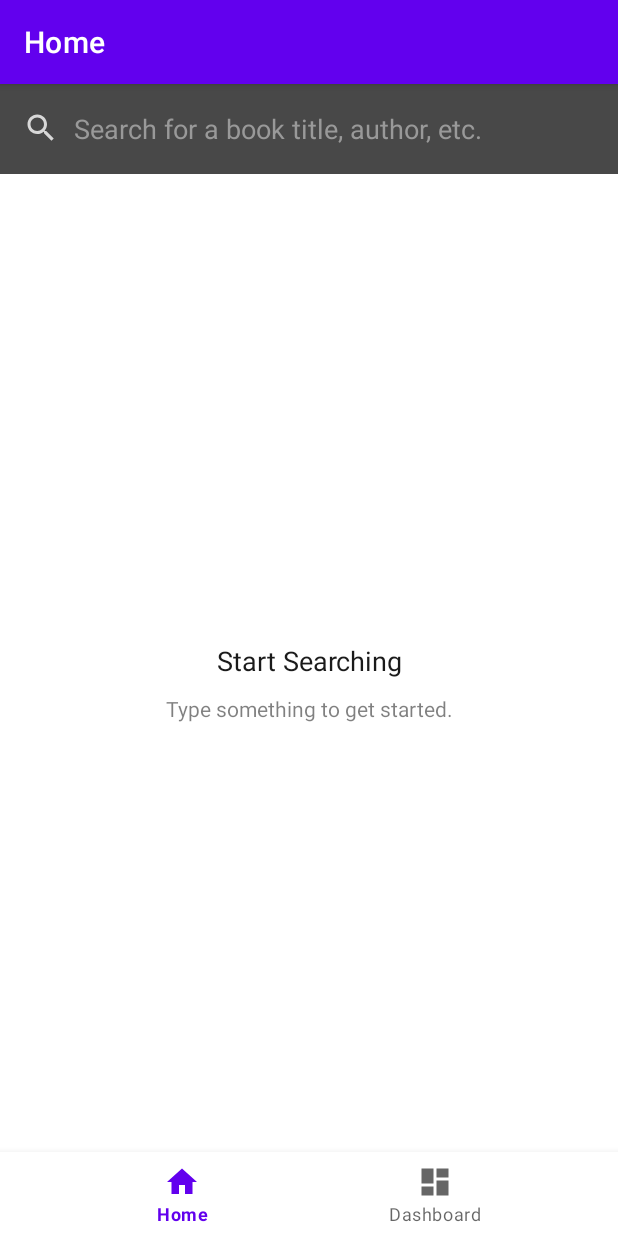
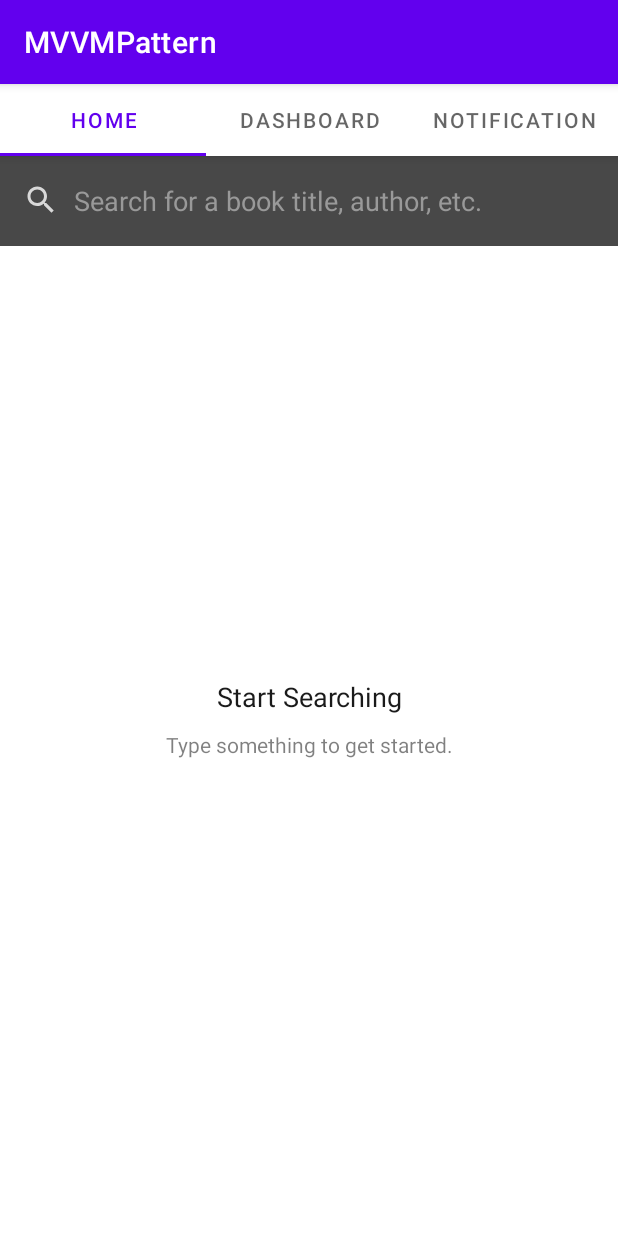
Before and after one commit to Babulalkumar/RoomdataBase, an Android app: the screen it shows after launch (MainActivity), on a phone screen of 412 x 824 dp. Run offline under Robolectric (Android 15) with nearby library versions, the phone set to English and light mode, and no system bars; our stand-ins replace Room's generated code, Shimmer, data binding, navigation-ui; pictures from the network do not load; 1 statement that could not run was skipped.

Commit message:
some chages

```diff
--- a/app/build.gradle
+++ b/app/build.gradle
@@ -69,4 +69,8 @@ dependencies {
 
     implementation 'com.github.siyamed:android-shape-imageview:0.9.+@aar'
     implementation 'com.github.bumptech.glide:glide:4.12.0'
+
+    implementation 'io.supercharge:shimmerlayout:2.1.0'
+
+
 }
--- a/app/src/main/java/com/example/mvvmpattern/MainActivity.java
+++ b/app/src/main/java/com/example/mvvmpattern/MainActivity.java
@@ -2,7 +2,11 @@ package com.example.mvvmpattern;
 
 import android.os.Bundle;
 
+import com.example.mvvmpattern.adpter.ViewPagerAdpter;
 import com.example.mvvmpattern.database.BooksDataBase;
+import com.example.mvvmpattern.ui.dashboard.DashboardFragment;
+import com.example.mvvmpattern.ui.home.HomeFragment;
+import com.example.mvvmpattern.ui.notifications.NotificationsFragment;
 import com.google.android.material.bottomnavigation.BottomNavigationView;
 
 import androidx.appcompat.app.AppCompatActivity;
@@ -23,15 +27,32 @@ public class MainActivity extends AppCompatActivity {
 
         binding = ActivityMainBinding.inflate (getLayoutInflater ());
         setContentView (binding.getRoot ());
-        BottomNavigationView navView = findViewById (R.id.nav_view);
+        //   BottomNavigationView navView = findViewById (R.id.nav_view);
         // Passing each menu ID as a set of Ids because each
         // menu should be considered as top level destinations.
-        AppBarConfiguration appBarConfiguration = new AppBarConfiguration.Builder (
+        /*AppBarConfiguration appBarConfiguration = new AppBarConfiguration.Builder (
                 R.id.navigation_home, R.id.navigation_dashboard)
                 .build ();
         NavController navController = Navigation.findNavController (this, R.id.nav_host_fragment_activity_main);
         NavigationUI.setupActionBarWithNavController (this, navController, appBarConfiguration);
-        NavigationUI.setupWithNavController (binding.navView, navController);
+        NavigationUI.setupWithNavController (binding.navView, navController);*/
+
+
+        // setting up the adapter
+        ViewPagerAdpter viewPagerAdapter = new ViewPagerAdpter (getSupportFragmentManager ());
+
+        // add the fragments
+        viewPagerAdapter.Add (new HomeFragment (), "Home");
+        viewPagerAdapter.Add (new DashboardFragment (), "DashBoard");
+        viewPagerAdapter.Add (new NotificationsFragment (), "Notification");
+
+        // Set the adapter
+        binding.viewpager.setAdapter (viewPagerAdapter);
+
+        // The Page (fragment) titles will be displayed in the
+        // tabLayout hence we need to  set the page viewer
+        // we use the setupWithViewPager().
+        binding.tabLayout.setupWithViewPager (binding.viewpager);
     }
 
 }
--- /dev/null
+++ b/app/src/main/java/com/example/mvvmpattern/adpter/ViewPagerAdpter.java
@@ -0,0 +1,41 @@
+package com.example.mvvmpattern.adpter;
+
+import androidx.annotation.NonNull;
+import androidx.annotation.Nullable;
+import androidx.fragment.app.Fragment;
+import androidx.fragment.app.FragmentManager;
+import androidx.fragment.app.FragmentPagerAdapter;
+
+import java.util.ArrayList;
+import java.util.List;
+
+public class ViewPagerAdpter extends FragmentPagerAdapter {
+
+    private final List<Fragment> fragmentList=new ArrayList<> ();
+    private final List<String>titleList=new ArrayList<> ();
+    public ViewPagerAdpter(@NonNull FragmentManager fm) {
+        super (fm);
+    }
+
+    public void Add(Fragment fragment,String title){
+        fragmentList.add (fragment);
+        titleList.add (title);
+    }
+
+    @NonNull
+    @Override
+    public Fragment getItem(int position) {
+        return fragmentList.get (position);
+    }
+
+    @Override
+    public int getCount() {
+        return fragmentList.size ();
+    }
+
+    @Nullable
+    @Override
+    public CharSequence getPageTitle(int position) {
+        return titleList.get (position);
+    }
+}
--- a/app/src/main/java/com/example/mvvmpattern/dao/BooksDao.java
+++ b/app/src/main/java/com/example/mvvmpattern/dao/BooksDao.java
@@ -21,4 +21,5 @@ public interface BooksDao {
     @Query("DELETE FROM books WHERE id = :Id")
     void deleteAll(String Id);
 
+
 }
--- a/app/src/main/java/com/example/mvvmpattern/model/Item.java
+++ b/app/src/main/java/com/example/mvvmpattern/model/Item.java
@@ -16,7 +16,6 @@ import com.google.gson.annotations.SerializedName;
 
 @Entity(tableName = "books")
 public class Item {
-
     @SerializedName("kind")
     @Expose
     private String kind;
--- a/app/src/main/java/com/example/mvvmpattern/repository/Repository.java
+++ b/app/src/main/java/com/example/mvvmpattern/repository/Repository.java
@@ -37,6 +37,7 @@ public class Repository {
 
             @Override
             public void onFailure(@NonNull Call<Books> call, @NonNull Throwable t) {
+                //This method must be called from the main thread. If you need set a value from a background thread, you can use postValue(Object)
                 listOfBooks.postValue (null);
             }
         });
--- a/app/src/main/java/com/example/mvvmpattern/ui/dashboard/DashboardFragment.java
+++ b/app/src/main/java/com/example/mvvmpattern/ui/dashboard/DashboardFragment.java
@@ -1,5 +1,7 @@
 package com.example.mvvmpattern.ui.dashboard;
 
+import android.content.Context;
+import android.content.res.Resources;
 import android.graphics.Bitmap;
 import android.graphics.BitmapFactory;
 import android.graphics.Canvas;
@@ -8,8 +10,7 @@ import android.graphics.Paint;
 import android.graphics.RectF;
 import android.os.AsyncTask;
 import android.os.Bundle;
-import android.os.Handler;
-import android.os.Message;
+import android.util.DisplayMetrics;
 import android.util.Log;
 import android.view.LayoutInflater;
 import android.view.View;
@@ -21,7 +22,6 @@ import androidx.fragment.app.Fragment;
 import androidx.lifecycle.ViewModelProvider;
 import androidx.recyclerview.widget.ItemTouchHelper;
 import androidx.recyclerview.widget.RecyclerView;
-import androidx.room.Room;
 
 import com.example.mvvmpattern.R;
 import com.example.mvvmpattern.adpter.BooksListAdapter;
@@ -45,16 +45,23 @@ public class DashboardFragment extends Fragment {
     List<Item> arrayList = new ArrayList<> ();
     private Paint p = new Paint ();
     BooksFavViewModel posatCodeViewModel;
+    public LayoutInflater inflater;
 
     public View onCreateView(@NonNull LayoutInflater inflater,
                              ViewGroup container, Bundle savedInstanceState) {
         binding = FragmentDashboardBinding.inflate (inflater, container, false);
         View root = binding.getRoot ();
         repository = new FavRepository (getActivity ().getApplication ());
+        animateReplaceSkeleton (true, binding.recyclerView);
         List<Item> getCats = new ArrayList<> ();
         BooksDataBase database = BooksDataBase.getInstance (getActivity ().getApplication ());
         postCodeDao = database.postCodeDao ();
         posatCodeViewModel = new ViewModelProvider (this).get (BooksFavViewModel.class);
+
+      /*  skeletonLayout = rootView.findViewById(R.id.skeletonLayout);
+        shimmer = rootView.findViewById(R.id.shimmerSkeleton);*/
+        this.inflater = (LayoutInflater) getActivity ()
+                .getSystemService (Context.LAYOUT_INFLATER_SERVICE);
 
         catAdapter = new BooksListAdapter (getActivity (), getCats, new BooksListAdapter.click () {
             @Override
@@ -69,6 +76,7 @@ public class DashboardFragment extends Fragment {
             for (int a = 0; a < postCodeModels.size (); a++) {
                 Item item = postCodeModels.get (a);
                 arrayList.add (item);
+                animateReplaceSkeleton (false, binding.recyclerView);
             }
             binding.setDataset (catAdapter);
             Log.d ("TAG", String.valueOf (postCodeModels));
@@ -81,6 +89,57 @@ public class DashboardFragment extends Fragment {
     public void onDestroyView() {
         super.onDestroyView ();
         binding = null;
+    }
+
+    public int getSkeletonRowCount(Context context) {
+        int pxHeight = getDeviceHeight (context);
+        int skeletonRowHeight = (int) getResources ()
+                .getDimension (R.dimen.row_layout_height); //converts to pixel
+        return (int) Math.ceil (pxHeight / skeletonRowHeight);
+    }
+
+    public int getDeviceHeight(Context context) {
+        Resources resources = context.getResources ();
+        DisplayMetrics metrics = resources.getDisplayMetrics ();
+        return metrics.heightPixels;
+    }
+
+    public void showSkeleton(boolean show) {
+        if (show) {
+            binding.abc.shimmerSkeleton.setVisibility (View.VISIBLE);
+            binding.recyclerView.setVisibility (View.GONE);
+            binding.abc.shimmerSkeleton.removeAllViews ();
+
+            int skeletonRows = getSkeletonRowCount (getActivity ());
+            for (int i = 0; i <= skeletonRows; i++) {
+                ViewGroup rowLayout = (ViewGroup) inflater
+                        .inflate (R.layout.skeleton_row_layout, null);
+                binding.abc.skeletonLayout.addView (rowLayout);
+            }
+            binding.abc.shimmerSkeleton.setVisibility (View.VISIBLE);
+            binding.abc.shimmerSkeleton.startShimmerAnimation ();
+            binding.abc.shimmerSkeleton.setVisibility (View.VISIBLE);
+            binding.abc.shimmerSkeleton.bringToFront ();
+        } else {
+            binding.recyclerView.setVisibility (View.VISIBLE);
+            binding.abc.shimmerSkeleton.stopShimmerAnimation ();
+            binding.abc.shimmerSkeleton.setVisibility (View.GONE);
+        }
+    }
+
+    public void animateReplaceSkeleton(boolean status, View listView) {
+
+        listView.setVisibility (View.VISIBLE);
+        listView.setAlpha (0f);
+        listView.animate ().alpha (1f).setDuration (1000).start ();
+
+        binding.abc.shimmerSkeleton.animate ().alpha (0f).setDuration (1000).withEndAction (new Runnable () {
+            @Override
+            public void run() {
+                showSkeleton (status);
+            }
+        }).start ();
+
     }
 
     private void SweepFunction(int position1) {
--- a/app/src/main/res/layout/activity_main.xml
+++ b/app/src/main/res/layout/activity_main.xml
@@ -1,11 +1,33 @@
 <?xml version="1.0" encoding="utf-8"?>
-<androidx.constraintlayout.widget.ConstraintLayout xmlns:android="http://schemas.android.com/apk/res/android"
+<androidx.coordinatorlayout.widget.CoordinatorLayout xmlns:android="http://schemas.android.com/apk/res/android"
     xmlns:app="http://schemas.android.com/apk/res-auto"
+    xmlns:tools="http://schemas.android.com/tools"
     android:id="@+id/container"
     android:layout_width="match_parent"
     android:layout_height="match_parent">
 
-    <com.google.android.material.bottomnavigation.BottomNavigationView
+    <com.google.android.material.appbar.AppBarLayout
+        android:id="@+id/appbar"
+        android:layout_width="match_parent"
+        android:layout_height="wrap_content"
+        tools:ignore="MissingConstraints">
+
+        <com.google.android.material.tabs.TabLayout
+            android:id="@+id/tab_layout"
+            android:layout_width="match_parent"
+            android:layout_height="match_parent"
+            app:tabGravity="fill"
+            app:tabMode="fixed" />
+
+    </com.google.android.material.appbar.AppBarLayout>
+
+    <androidx.viewpager.widget.ViewPager
+        android:id="@+id/viewpager"
+        android:layout_width="match_parent"
+        android:layout_height="match_parent"
+        app:layout_behavior="@string/appbar_scrolling_view_behavior" />
+
+    <!--<com.google.android.material.bottomnavigation.BottomNavigationView
         android:id="@+id/nav_view"
         android:layout_width="0dp"
         android:layout_height="wrap_content"
@@ -27,6 +49,6 @@
         app:layout_constraintLeft_toLeftOf="parent"
         app:layout_constraintRight_toRightOf="parent"
         app:layout_constraintTop_toTopOf="parent"
-        app:navGraph="@navigation/mobile_navigation" />
+        app:navGraph="@navigation/mobile_navigation" />-->
 
-</androidx.constraintlayout.widget.ConstraintLayout>
+</androidx.coordinatorlayout.widget.CoordinatorLayout>
--- a/app/src/main/res/layout/fragment_dashboard.xml
+++ b/app/src/main/res/layout/fragment_dashboard.xml
@@ -14,6 +14,9 @@
         android:layout_width="match_parent"
         android:layout_height="match_parent"
         tools:context=".ui.dashboard.DashboardFragment">
+
+        <include layout="@layout/skeleton_shimmer_layout"
+            android:id="@+id/abc"/>
 
         <androidx.recyclerview.widget.RecyclerView
             android:id="@+id/recyclerView"
--- a/app/src/main/res/values/dimens.xml
+++ b/app/src/main/res/values/dimens.xml
@@ -7,4 +7,5 @@
     <dimen name="default_dimen">10dp</dimen>
     <dimen name="dimen_40">40dp</dimen>
     <dimen name="headingMedium">18sp</dimen>
+    <dimen name="row_layout_height">120px</dimen>
 </resources>
```
Also changed, not shown: app/src/main/res/drawable/skeleton.xml (added, +7 -0 lines), app/src/main/res/layout/skeleton_row_layout.xml (added, +46 -0 lines), app/src/main/res/layout/skeleton_shimmer_layout.xml (added, +22 -0 lines).
